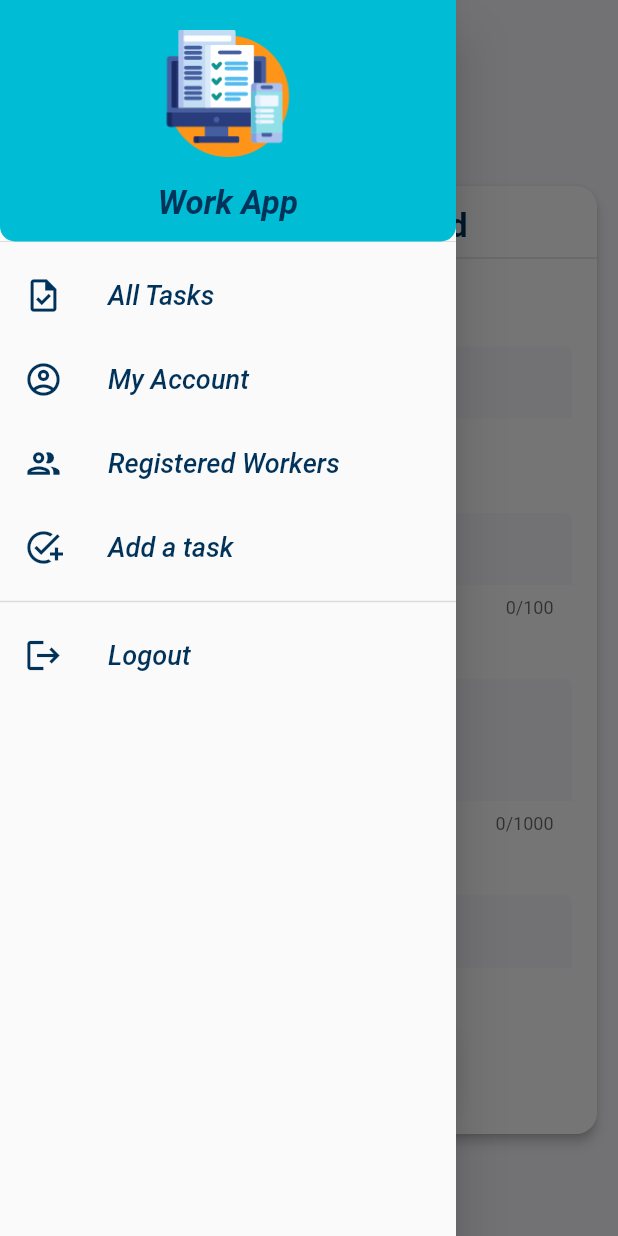
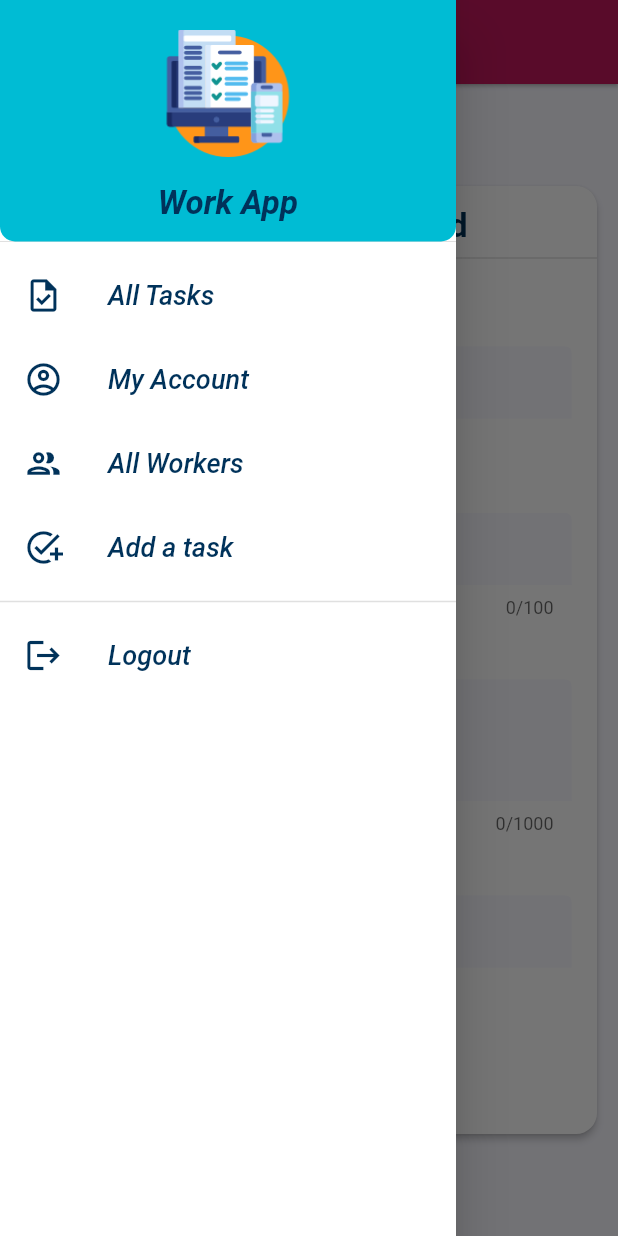
Before and after one commit to mayankkantharia/Workers-App-Flutter, a Flutter app: the UploadTaskScreen screen opened directly, with the side drawer open, on a phone screen of 412 x 824 dp. Run offline on Flutter 3.47's test engine with Material 2 defaults, Android fonts, the phone set to English and light mode, and no system bars; our stand-ins replace animate_do, cloud_firestore, firebase_auth, firebase_core, firebase_storage, flutter_spinkit and 5 more; accounts and stored records are empty; network calls fail.

Commit message:
UI changes

```diff
--- a/lib/constants/constants.dart
+++ b/lib/constants/constants.dart
@@ -24,7 +24,7 @@ const myDialogTextStyle = TextStyle(
 
 const myAlertTextButtonTextStyle = TextStyle(
   color: red,
-  fontSize: 15,
+  fontSize: 17,
 );
 final myInputHeadingTextStyle = TextStyle(
   color: pink.shade800,
@@ -34,6 +34,10 @@ final myInputHeadingTextStyle = TextStyle(
 const myHeadingTextStyle = TextStyle(
   fontSize: 20,
   color: pink,
+);
+const myAppBarHeadingTextStyle = TextStyle(
+  fontSize: 20,
+  color: white,
 );
 const myHintStyle = TextStyle(
   color: Colors.white60,
--- a/lib/inner_screens/upload_task_screen.dart
+++ b/lib/inner_screens/upload_task_screen.dart
@@ -4,6 +4,7 @@ import 'package:flutter/material.dart';
 import 'package:work_app/constants/constants.dart';
 import 'package:velocity_x/velocity_x.dart';
 import 'package:work_app/services/global_methods.dart';
+import 'package:work_app/widgets/common_widgets.dart';
 import 'package:work_app/widgets/drawer_widget.dart';
 import 'package:work_app/widgets/my_buttons.dart';
 import 'package:uuid/uuid.dart';
@@ -99,15 +100,8 @@ class _UploadTaskScreenState extends State<UploadTaskScreen> {
   Widget build(BuildContext context) {
     Size size = MediaQuery.of(context).size;
     return Scaffold(
-      appBar: AppBar(
-        elevation: 0,
-        centerTitle: true,
-        iconTheme: const IconThemeData(color: darkBlue),
-        backgroundColor: ghostWhite,
-        title: const Text(
-          'Upload Task',
-          style: myHeadingTextStyle,
-        ),
+      appBar: myAppBar(
+        title: 'Upload Task',
       ),
       drawer: const DrawerWidget(),
       body: SafeArea(
@@ -117,7 +111,7 @@ class _UploadTaskScreenState extends State<UploadTaskScreen> {
             shape: RoundedRectangleBorder(
               borderRadius: BorderRadius.circular(14),
             ),
-            elevation: 3,
+            elevation: 2,
             child: Column(
               crossAxisAlignment: CrossAxisAlignment.start,
               children: [
--- a/lib/widgets/all_workers_widget.dart
+++ b/lib/widgets/all_workers_widget.dart
@@ -29,7 +29,7 @@ class _AllWorkersWidgetState extends State<AllWorkersWidget> {
   @override
   Widget build(BuildContext context) {
     return Card(
-      elevation: 5,
+      elevation: 2,
       color: white,
       shape: RoundedRectangleBorder(
         borderRadius: BorderRadius.circular(10),
--- a/lib/widgets/common_widgets.dart
+++ b/lib/widgets/common_widgets.dart
@@ -12,3 +12,16 @@ messageWidget({required String message}) {
     ),
   ).px(10).centered();
 }
+
+myAppBar({required String title}) {
+  return AppBar(
+    elevation: 1,
+    centerTitle: true,
+    iconTheme: const IconThemeData(color: white),
+    backgroundColor: pink.shade700,
+    title: Text(
+      title,
+      style: myAppBarHeadingTextStyle,
+    ),
+  );
+}
--- a/lib/widgets/drawer_widget.dart
+++ b/lib/widgets/drawer_widget.dart
@@ -16,6 +16,7 @@ class DrawerWidget extends StatelessWidget {
   Widget build(BuildContext context) {
     return SafeArea(
       child: Drawer(
+        backgroundColor: white,
         child: Column(
           crossAxisAlignment: CrossAxisAlignment.stretch,
           children: [
@@ -74,7 +75,7 @@ class DrawerWidget extends StatelessWidget {
               icon: Icons.account_circle_outlined,
             ),
             _listTile(
-              label: 'Registered Workers',
+              label: 'All Workers',
               onTap: () {
                 navigateWithReplacement(context, const AllWorkersScreen());
               },
--- a/lib/widgets/my_buttons.dart
+++ b/lib/widgets/my_buttons.dart
@@ -24,7 +24,7 @@ class MyMaterialButton extends StatelessWidget {
       onPressed: () {
         onPressed.call();
       },
-      elevation: 8,
+      elevation: 2,
       color: color ?? pink[700],
       shape: RoundedRectangleBorder(
         borderRadius: BorderRadius.circular(14),
--- a/lib/widgets/task_widget.dart
+++ b/lib/widgets/task_widget.dart
@@ -97,7 +97,7 @@ class TaskWidget extends StatelessWidget {
     }
 
     return Card(
-      elevation: 5,
+      elevation: 2,
       color: white,
       shape: RoundedRectangleBorder(
         borderRadius: BorderRadius.circular(8),
```
Also changed, not shown: lib/inner_screens/profile_screen.dart (+4 -10 lines), lib/inner_screens/task_details.dart (+5 -5 lines), lib/screens/all_workers_screen.dart (+3 -9 lines), lib/screens/tasks_screen.dart (+8 -7 lines).
